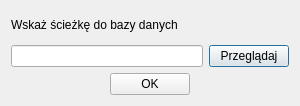
First picture: the form in databaseselectdialog.ui, repository jpitucha/serviceman-assistant, before the edit.
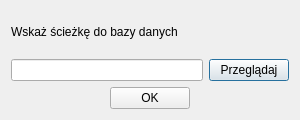
Second picture: the form after the edit.

Commit message: Work with dialogs in MainWindow.

What changed in the file:
```diff
--- a/databaseselectdialog.ui
+++ b/databaseselectdialog.ui
@@ -7,7 +7,7 @@
     <x>0</x>
     <y>0</y>
     <width>300</width>
-    <height>106</height>
+    <height>120</height>
    </rect>
   </property>
   <property name="windowTitle">
```
The commit also changes 5 other files.
